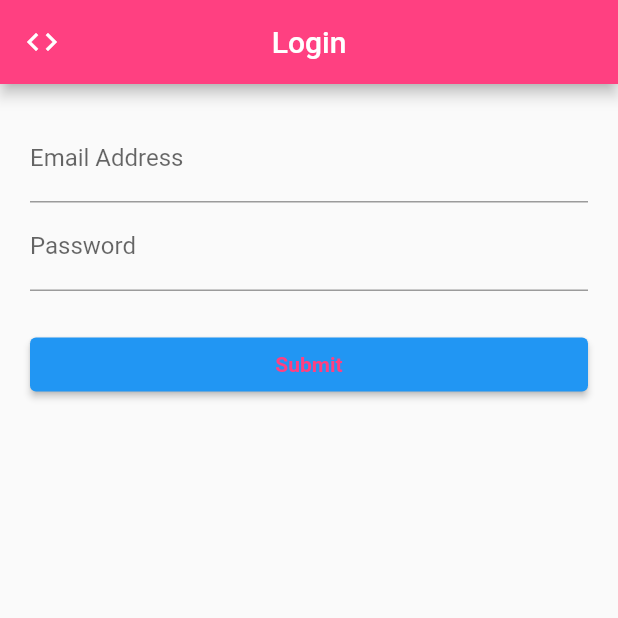
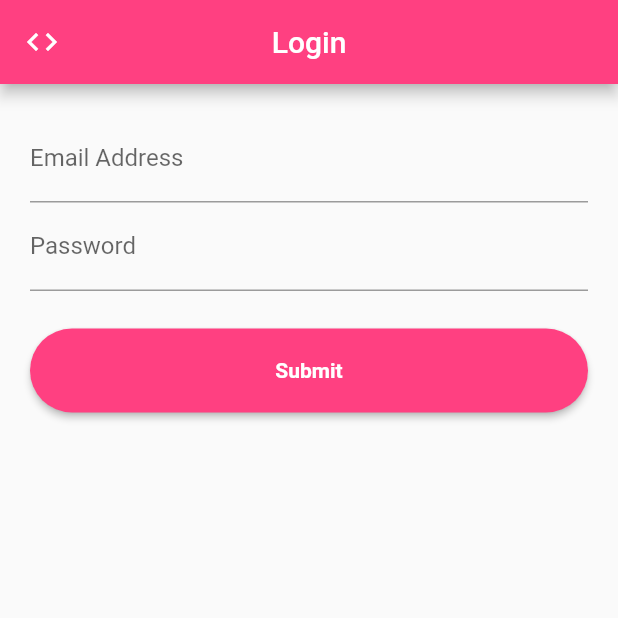
Before and after one commit to alxcyha/FormHandling_LabActivity, a Flutter app: the screen it shows after launch, after a tap on "Submit", on a phone screen of 412 x 824 dp, the top half of it. Run offline on Flutter 3.47's test engine with Material 2 defaults, Android fonts, the light colour scheme and no system bars.

Commit message:
print on console the input text in email and password

```diff
--- a/lib/main.dart
+++ b/lib/main.dart
@@ -1,5 +1,4 @@
 import 'package:flutter/material.dart';
-const Color darkBlue = Color.fromARGB(255, 18, 32, 47);
 
 void main() {
   runApp(MainPage());
@@ -15,6 +14,9 @@ class MainPage extends StatelessWidget{
 }
 
 class HomePage extends StatelessWidget{
+  TextEditingController emailController = TextEditingController();
+  TextEditingController passwordController = TextEditingController();
+
   @override
   Widget build(BuildContext context){
     return Scaffold(
@@ -30,13 +32,15 @@ class HomePage extends StatelessWidget{
                 padding: const EdgeInsets.all(20),
                 children: [
                   TextFormField(
-                      decoration: InputDecoration(
+                      controller: emailController,
+                      decoration: const InputDecoration(
                         labelText: "Email Address",
                       ),
                       keyboardType: TextInputType.emailAddress
                   ),
                   TextFormField(
-                    decoration: InputDecoration(
+                    controller: passwordController,
+                    decoration: const InputDecoration(
                         labelText: "Password"
                     ),
                     obscureText: true,
@@ -46,10 +50,19 @@ class HomePage extends StatelessWidget{
 
                   ElevatedButton(
                       onPressed: (){
-                        print("Merry Christmas!");
+                        print('email:' + emailController.text); //print on console into text
+                        print('password:' + passwordController.text); //print on console into text
                       },
-                      child: Text("Submit",
-                          style: TextStyle(color: Colors.pinkAccent, fontWeight: FontWeight.bold))
+                      style: ElevatedButton.styleFrom(
+                          backgroundColor: Colors.pinkAccent,
+                          padding: const EdgeInsets.all(20),
+                          shape: RoundedRectangleBorder( //to set border radius to button
+                            borderRadius: BorderRadius.circular(30)
+                          ),
+                      ),
+
+                      child: const Text("Submit",
+                          style: TextStyle(fontWeight: FontWeight.bold))
                   )
                 ]
             )
```
